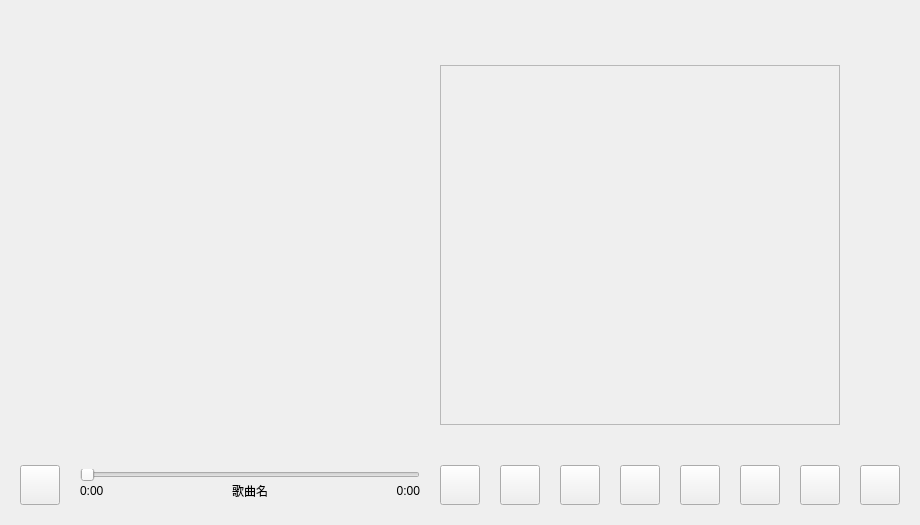
Qt form OnePlayer/src/widget.ui (whdicu/OnePlayer) before a commit.
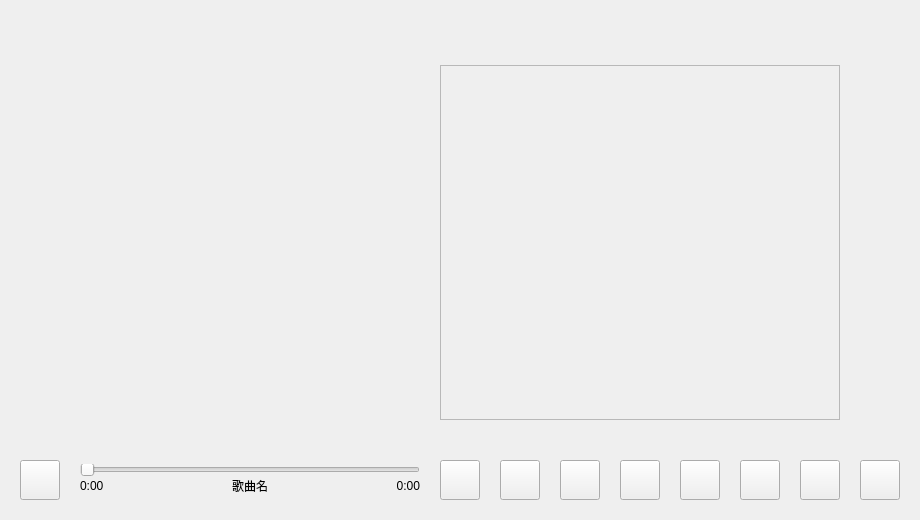
The same form after that commit. Icons and pictures are not drawn. Custom widgets are drawn as their Qt base class.

Commit message: 1.界面高度减小5 2.切换为随机播放时，将当前musicIndex保存 3.实现QT6版本的随机数生成

Patch:
```diff
--- a/OnePlayer/src/widget.ui
+++ b/OnePlayer/src/widget.ui
@@ -7,7 +7,7 @@
     <x>0</x>
     <y>0</y>
     <width>920</width>
-    <height>525</height>
+    <height>520</height>
    </rect>
   </property>
   <property name="cursor">
@@ -173,19 +173,19 @@
      <x>0</x>
      <y>0</y>
      <width>920</width>
-     <height>445</height>
+     <height>440</height>
     </rect>
    </property>
    <property name="minimumSize">
     <size>
      <width>920</width>
-     <height>445</height>
+     <height>440</height>
     </size>
    </property>
    <property name="maximumSize">
     <size>
      <width>920</width>
-     <height>445</height>
+     <height>440</height>
     </size>
    </property>
    <property name="font">
@@ -257,19 +257,19 @@
           <x>0</x>
           <y>0</y>
           <width>400</width>
-          <height>405</height>
+          <height>400</height>
          </rect>
         </property>
         <property name="minimumSize">
          <size>
           <width>0</width>
-          <height>405</height>
+          <height>400</height>
          </size>
         </property>
         <property name="maximumSize">
          <size>
           <width>16777215</width>
-          <height>405</height>
+          <height>400</height>
          </size>
         </property>
         <property name="font">
@@ -404,12 +404,12 @@
                    <x>0</x>
                    <y>0</y>
                    <width>400</width>
-                   <height>360</height>
+                   <height>355</height>
                   </rect>
                  </property>
                  <layout class="QVBoxLayout" name="verticalLayout_3">
                   <property name="spacing">
-                   <number>7</number>
+                   <number>0</number>
                   </property>
                   <property name="leftMargin">
                    <number>0</number>
@@ -582,19 +582,19 @@
           <x>420</x>
           <y>0</y>
           <width>40</width>
-          <height>405</height>
+          <height>400</height>
          </rect>
         </property>
         <property name="minimumSize">
          <size>
           <width>40</width>
-          <height>405</height>
+          <height>400</height>
          </size>
         </property>
         <property name="maximumSize">
          <size>
           <width>40</width>
-          <height>405</height>
+          <height>400</height>
          </size>
         </property>
        </widget>
@@ -641,7 +641,7 @@
    <property name="geometry">
     <rect>
      <x>0</x>
-     <y>445</y>
+     <y>440</y>
      <width>920</width>
      <height>80</height>
     </rect>
```
The commit also changes 7 other files.
